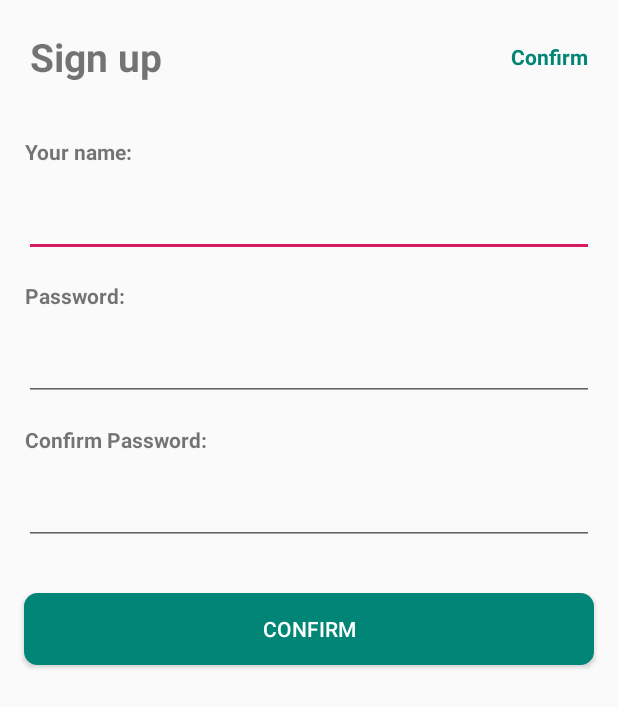
After one commit to TranNguyenGiaHuy/ReRm-Android, an Android app: the layout fragment_signup_simple.xml on its own in the app's theme, with its tools: preview values and no code run, on a phone screen of 412 x 824 dp. The commit adds this screen. Shown: the top 707 px of the screen. Run offline under Robolectric (Android 15) with nearby library versions, the phone set to English and light mode, and no system bars.

Commit message:
complete login signup feature

```diff
--- a/app/src/main/java/com/huytran/rermandroid/manager/TransactionManager.kt
+++ b/app/src/main/java/com/huytran/rermandroid/manager/TransactionManager.kt
@@ -20,7 +20,7 @@ class TransactionManager {
         fun replaceFragmentWithWithBackStack(context: Context, desFragment: BaseFragment) {
             (context as AppCompatActivity).supportFragmentManager.beginTransaction()
                 .replace(R.id.container, desFragment, desFragment::class.java.simpleName)
-                .setCustomAnimations(R.anim.slide_in_left, R.anim.slide_out_right)
+                .setCustomAnimations(R.anim.slide_in_left, R.anim.slide_out_right, R.anim.slide_in_left, R.anim.slide_out_right)
                 .addToBackStack(desFragment::class.java.simpleName)
                 .commit()
         }
--- a/app/src/main/res/anim/slide_in_left.xml
+++ b/app/src/main/res/anim/slide_in_left.xml
@@ -1,8 +1,11 @@
 <?xml version="1.0" encoding="utf-8"?>
-<set>
+<set xmlns:android="http://schemas.android.com/apk/res/android"
+     android:shareInterpolator="false">
     <translate xmlns:android="http://schemas.android.com/apk/res/android"
                android:fromXDelta="-100%"
                android:toXDelta="0"
                android:interpolator="@android:anim/decelerate_interpolator"
+               android:fromYDelta="0%"
+               android:toYDelta="0%"
                android:duration="500"/>
 </set>
--- /dev/null
+++ b/app/src/main/res/layout/fragment_signup_simple.xml
@@ -0,0 +1,100 @@
+<?xml version="1.0" encoding="utf-8"?>
+<LinearLayout xmlns:android="http://schemas.android.com/apk/res/android"
+              xmlns:app="http://schemas.android.com/apk/res-auto"
+              android:orientation="vertical"
+              android:layout_width="match_parent"
+              android:layout_height="match_parent">
+
+        <LinearLayout android:layout_width="match_parent"
+                      android:layout_height="wrap_content"
+                      android:layout_marginBottom="16dp"
+                      android:orientation="horizontal">
+
+            <TextView android:layout_width="0dp"
+                      android:layout_height="wrap_content"
+                      android:layout_weight="3"
+                      android:textSize="26sp"
+                      android:text="Sign up"
+                      android:textStyle="bold"
+                      android:padding="20dp"/>
+
+            <TextView android:layout_width="wrap_content"
+                      android:layout_height="wrap_content"
+                      android:textColor="@color/colorPrimary"
+                      android:text="Confirm"
+                      android:clickable="true"
+                      android:textStyle="bold"
+                      android:padding="20dp"
+                      android:layout_gravity="center"
+                      android:id="@+id/tv_confirm"/>
+        </LinearLayout>
+
+        <LinearLayout android:layout_width="match_parent"
+                      android:layout_height="wrap_content"
+                      android:orientation="vertical">
+
+            <TextView android:layout_width="wrap_content"
+                      android:layout_height="wrap_content"
+                      android:textAlignment="center"
+                      android:layout_marginStart="16dp"
+                      android:text="Your name:"
+                      android:textStyle="bold"
+                      android:padding="0dp"/>
+
+            <EditText android:id="@+id/etName"
+                      android:layout_width="match_parent"
+                      android:layout_height="wrap_content"
+                      android:layout_margin="16dp"
+                      android:padding="10dp"
+                      android:textColor="@android:color/black"/>
+
+        </LinearLayout>
+        <LinearLayout android:layout_width="match_parent"
+                      android:layout_height="wrap_content"
+                      android:orientation="vertical">
+
+            <TextView android:layout_width="wrap_content"
+                      android:layout_height="wrap_content"
+                      android:textAlignment="center"
+                      android:layout_marginStart="16dp"
+                      android:textStyle="bold"
+                      android:text="Password:"
+                      android:padding="0dp"/>
+
+            <EditText android:id="@+id/etPassword"
+                      android:layout_width="match_parent"
+                      android:layout_height="wrap_content"
+                      android:layout_margin="16dp"
+                      android:padding="10dp"
+                      android:inputType="textPassword"
+                      android:textColor="@android:color/black"/>
+        </LinearLayout>
+        <LinearLayout android:layout_width="match_parent"
+                      android:layout_height="wrap_content"
+                      android:orientation="vertical">
+
+            <TextView android:layout_width="wrap_content"
+                      android:layout_height="wrap_content"
+                      android:textAlignment="center"
+                      android:layout_marginStart="16dp"
+                      android:textStyle="bold"
+                      android:text="Confirm Password:"
+                      android:padding="0dp"/>
+
+            <EditText android:id="@+id/etPasswordConfirm"
+                      android:layout_width="match_parent"
+                      android:layout_height="wrap_content"
+                      android:layout_margin="16dp"
+                      android:inputType="textPassword"
+                      android:padding="10dp"
+                      android:textColor="@android:color/black"/>
+        </LinearLayout>
+        <Button android:id="@+id/btnConfirm"
+                android:layout_width="match_parent"
+                android:layout_height="wrap_content"
+                android:layout_margin="16dp"
+                android:textColor="@color/white"
+                android:background="@drawable/btn_rounded"
+                android:text="Confirm"/>
+
+</LinearLayout>
```
Also changed, not shown: app/src/main/java/com/huytran/rermandroid/activity/LauncherActivity.kt (+41 -7 lines), app/src/main/java/com/huytran/rermandroid/activity/MainActivity.kt (+1 -13 lines), app/src/main/java/com/huytran/rermandroid/activity/base/BaseActivity.kt (+7 -1 lines), app/src/main/java/com/huytran/rermandroid/data/remote/UserController.kt (+114 -26 lines), app/src/main/java/com/huytran/rermandroid/data/remote/interceptor/SecurityInterceptor.kt (+8 -2 lines), app/src/main/java/com/huytran/rermandroid/di/module/ApiModule.kt (+4 -10 lines), app/src/main/java/com/huytran/rermandroid/fragment/SignupFragment.kt (+82 -2 lines), app/src/main/res/anim/slide_out_right.xml (+9 -7 lines), 1 other file.
